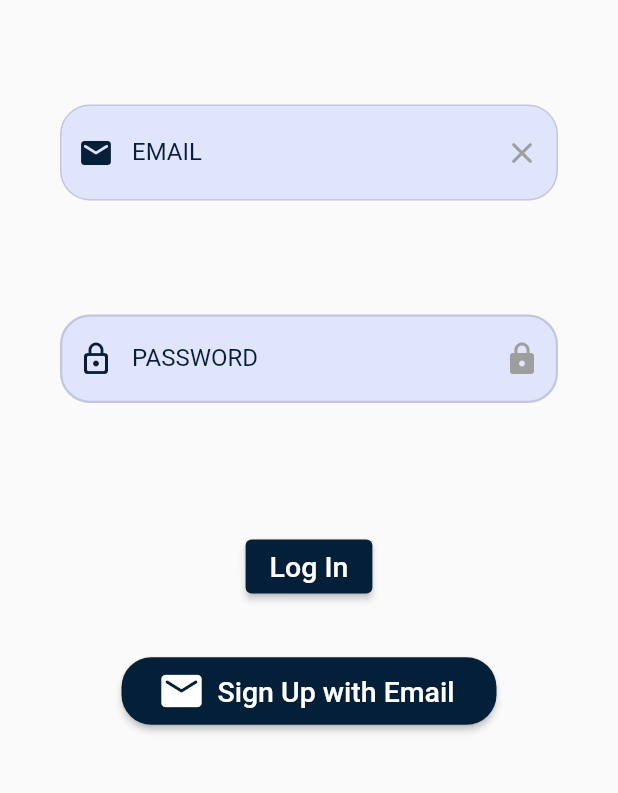
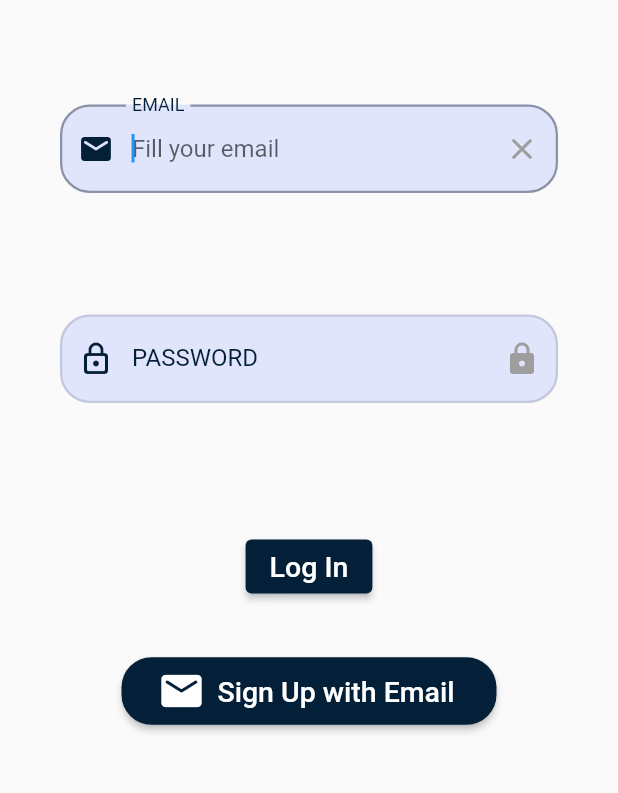
Before and after one commit to leesaereum/sell_car_app, a Flutter app: the screen it shows after launch, in the side drawer, after a tap on "MYPAGE", on a phone screen of 412 x 824 dp, the part 308-1101 px from its top. Run offline on Flutter 3.47's test engine with Material 2 defaults, Android fonts, the light colour scheme and no system bars; our stand-ins replace charts_flutter, webview_flutter; missing offline and left inert: dart:ffi, vertical_card_pager.

Commit message:
loginhome 삭제, signin수정

```diff
--- a/lib/main.dart
+++ b/lib/main.dart
@@ -65,7 +65,7 @@ class _HomeState extends State<Home> {
                   Navigator.push(
                       context,
                       MaterialPageRoute(
-                        builder: (context) => CheckHome(),
+                        builder: (context) => const CheckHome(),
                       ));
                 }
               },
--- a/lib/pages/login.dart
+++ b/lib/pages/login.dart
@@ -1,11 +1,7 @@
 import 'dart:convert';
 
-//import 'package:firebase_auth/firebase_auth.dart';
 import 'package:flutter/material.dart';
-import 'package:google_sign_in/google_sign_in.dart';
-import 'package:provider/provider.dart';
 import 'package:sell_car_app/pages/check.dart';
-import 'package:sell_car_app/pages/checkbrand.dart';
 import 'package:sell_car_app/pages/signin.dart';
 import 'package:sell_car_app/static.dart';
 import 'package:http/http.dart' as http;
@@ -21,7 +17,7 @@ class _LoginState extends State<Login> {
   //password
   // 비번 visible= 안보임이 초기상태
   bool _pwState = true;
-  String Hint = "";
+  String hint = "";
   TextEditingController idController = TextEditingController();
   TextEditingController pwController = TextEditingController();
   //유효성 검사
@@ -65,6 +61,8 @@ class _LoginState extends State<Login> {
                     padding: const EdgeInsets.all(20),
                     child: TextFormField(
                       controller: idController,
+                      //화면에 들어오면 autofocus
+                      autofocus: true,
                       keyboardType: TextInputType.emailAddress,
                       validator: (value) {
                         //빈 값 입력
@@ -79,13 +77,13 @@ class _LoginState extends State<Login> {
                         return null;
                       },
                       decoration: InputDecoration(
-                          hintText: "\u26A0 Please enter your email",
+                          hintText: "Fill your email",
                           labelText: 'EMAIL',
                           labelStyle: const TextStyle(
                               color: Color.fromARGB(255, 4, 31, 56)),
-                          // 배경색  채우기
+                          // 배경색  채우기ƒ
                           filled: true,
-                          fillColor: Color.fromARGB(255, 224, 229, 252),
+                          fillColor: const Color.fromARGB(255, 224, 229, 252),
                           //에러 스타일 - 클릭 안할시
                           errorBorder: const OutlineInputBorder(
                               borderRadius:
@@ -119,7 +117,7 @@ class _LoginState extends State<Login> {
                             color: Color.fromARGB(255, 4, 31, 56),
                           ),
                           //텍스트필드 뒤에 아이콘
-                          //clear
+                          //이메일 내용 한꺼번에 지우기
                           suffixIcon: IconButton(
                               onPressed: () {
                                 setState(() {
@@ -151,13 +149,13 @@ class _LoginState extends State<Login> {
                         return null;
                       },
                       decoration: InputDecoration(
-                        hintText: "Please enter your password",
+                        hintText: "Fill your password",
                         labelText: 'PASSWORD',
                         labelStyle: const TextStyle(
                             color: Color.fromARGB(255, 4, 31, 56)),
                         // 배경색  채우기
                         filled: true,
-                        fillColor: Color.fromARGB(255, 224, 229, 252),
+                        fillColor: const Color.fromARGB(255, 224, 229, 252),
                         //에러 스타일 - 클릭 안할시
                         errorBorder: const OutlineInputBorder(
                             borderRadius:
@@ -226,7 +224,7 @@ class _LoginState extends State<Login> {
                           const SizedBox(
                             width: 10,
                           ),
-                          Text(Hint,
+                          Text(hint,
                               style: TextStyle(
                                   fontSize: 16.0, color: Colors.red[300]))
                         ],
@@ -241,12 +239,12 @@ class _LoginState extends State<Login> {
                         _login();
                       }
                     },
+                    style: ElevatedButton.styleFrom(
+                      primary: const Color.fromARGB(255, 4, 31, 56),
+                    ),
                     child: const Text(
                       "Log In",
                       style: TextStyle(fontSize: 19),
-                    ),
-                    style: ElevatedButton.styleFrom(
-                      primary: const Color.fromARGB(255, 4, 31, 56),
                     ),
                   ),
                   const SizedBox(
@@ -278,28 +276,6 @@ class _LoginState extends State<Login> {
                   const SizedBox(
                     height: 20,
                   ),
-                  // ElevatedButton.icon(
-                  //     onPressed: () {
-                  //       // final provider = Provider.of<GoogleSignInProvider>(
-                  //       //     context,
-                  //       //     listen: false);
-                  //       // provider.googleLogin();
-                  //     },
-                  //     icon: Image.asset(
-                  //       "images/googlelogo.png",
-                  //       height: 32.0,
-                  //     ),
-                  //     label: const Text(
-                  //       "Sign Up with Google",
-                  //       style: TextStyle(fontSize: 19),
-                  //     ),
-                  //     style: ElevatedButton.styleFrom(
-                  //       primary: const Color.fromARGB(255, 4, 31, 56),
-                  //       shape: RoundedRectangleBorder(
-                  //         borderRadius: BorderRadius.circular(20),
-                  //       ),
-                  //       minimumSize: const Size(250, 45),
-                  //     )),
                 ],
               ),
             ),
@@ -320,7 +296,7 @@ class _LoginState extends State<Login> {
       var jSON = json.decode(utf8.decode(response.bodyBytes));
       var result = jSON['result'];
       if (result[0]['id'] == 'fail') {
-        login_fail();
+        loginFail();
       } else if (result[0]['leaveday'] != null) {
         //탈퇴회원
         cantLogin();
@@ -337,15 +313,15 @@ class _LoginState extends State<Login> {
   }
 
   //로그인 실패
-  login_fail() {
+  loginFail() {
     if (pwController.text.isNotEmpty && idController.text.isNotEmpty) {
       setState(() {
         //error unicode
-        Hint = "\u26A0 There is no infromation \n entered Email, password";
+        hint = "\u26A0 There is no infomation \n entered Email, password";
       });
     } else {
       setState(() {
-        Hint = "";
+        hint = "";
       });
     }
   }
@@ -355,12 +331,12 @@ class _LoginState extends State<Login> {
     if (pwController.text.isNotEmpty && idController.text.isNotEmpty) {
       setState(() {
         //error unicode
-        Hint =
-            "\u26A0 Can't Log In in this Email(signout Email)\nPlease check again.";
+        hint =
+            "\u26A0 Can't Log In in this Email.\nPlease check again.";
       });
     } else {
       setState(() {
-        Hint = "";
+        hint = "";
       });
     }
   }
--- a/lib/pages/loginhome.dart
+++ /dev/null
@@ -1,27 +0,0 @@
-//import 'package:firebase_auth/firebase_auth.dart';
-import 'package:flutter/material.dart';
-import 'package:sell_car_app/pages/check.dart';
-import 'package:sell_car_app/pages/checkbrand.dart';
-import 'package:sell_car_app/pages/login.dart';
-
-// 연습 - 홈페이지
-class LoginHome extends StatelessWidget {
-  @override
-  Widget build(BuildContext context) => Scaffold(
-        body: StreamBuilder(
-            //stream: FirebaseAuth.instance.authStateChanges(),
-            builder: (context, snapshot) {
-          if (snapshot.connectionState == ConnectionState.waiting) {
-            return const Center(child: CircularProgressIndicator());
-          } else if (snapshot.hasData) {
-            //로그인 완료 후 가는 페이지
-            return const CheckHome();
-          } else if (snapshot.hasError) {
-            return const Center(child: Text("Something went wrong!"));
-          } else {
-            //로그인 페이지
-            return const Login();
-          }
-        }),
-      );
-}
--- a/lib/tab.dart
+++ b/lib/tab.dart
@@ -3,7 +3,7 @@ import 'package:flutter/src/foundation/key.dart';
 import 'package:flutter/src/widgets/framework.dart';
 import 'package:sell_car_app/main.dart';
 import 'package:sell_car_app/pages/community.dart';
-import 'package:sell_car_app/pages/loginhome.dart';
+import 'package:sell_car_app/pages/login.dart';
 import 'package:sell_car_app/pages/mylist.dart';
 import 'package:sell_car_app/pages/mypage.dart';
 import 'package:sell_car_app/pages/tips.dart';
@@ -92,7 +92,7 @@ class _TabsState extends State<Tabs> with SingleTickerProviderStateMixin {
                         Navigator.push(
                             context,
                             MaterialPageRoute(
-                              builder: (context) => LoginHome(),
+                              builder: (context) => Login(),
                             ));
                       },
                       leading: const CircleAvatar(
--- a/pubspec.yaml
+++ b/pubspec.yaml
@@ -38,11 +38,11 @@ dependencies:
   vertical_card_pager: ^1.5.0
   horizontal_card_pager: ^0.3.0
   http: ^0.13.4
-  #firebase_auth: ^3.3.19
-  #firebase_core: ^1.18.0
   google_sign_in: ^5.3.3
   simple_gesture_detector: ^0.2.0
   provider: ^6.0.3
+  #firebase_auth: ^3.3.19
+  #firebase_core: ^1.18.0
 
 
 
```
Also changed, not shown: lib/pages/signin.dart (+26 -21 lines), 2 other files.
